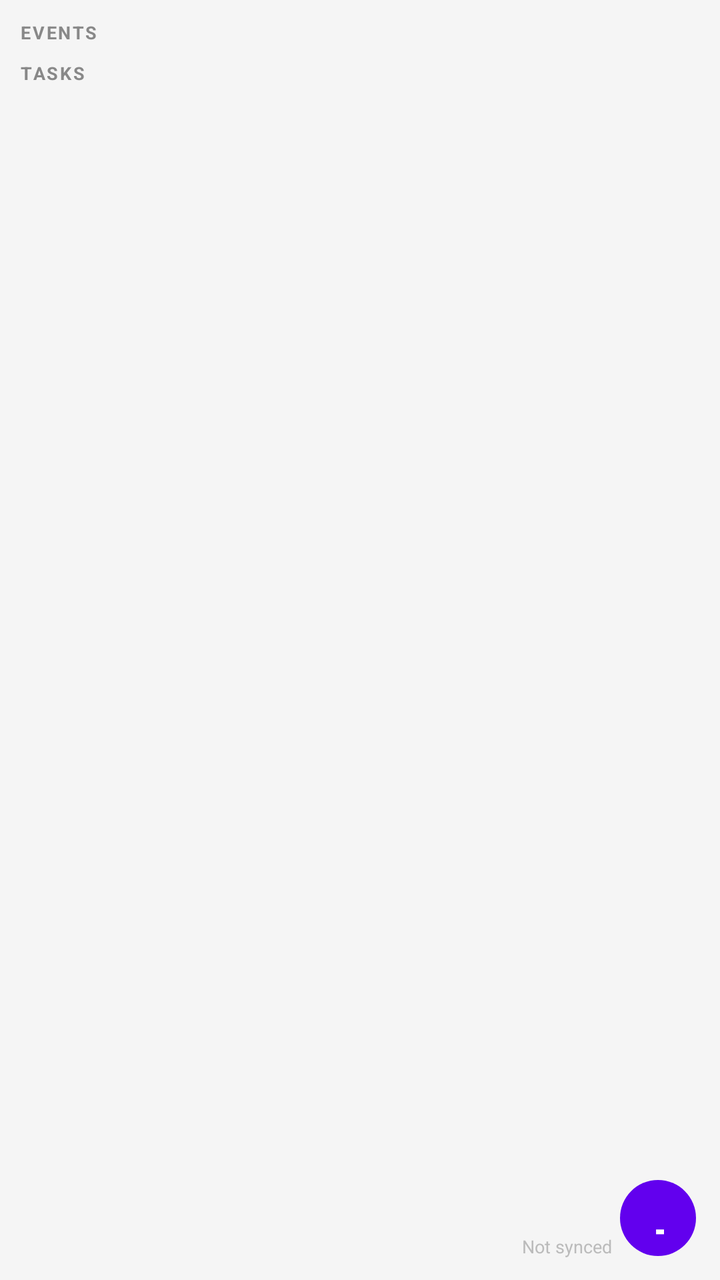
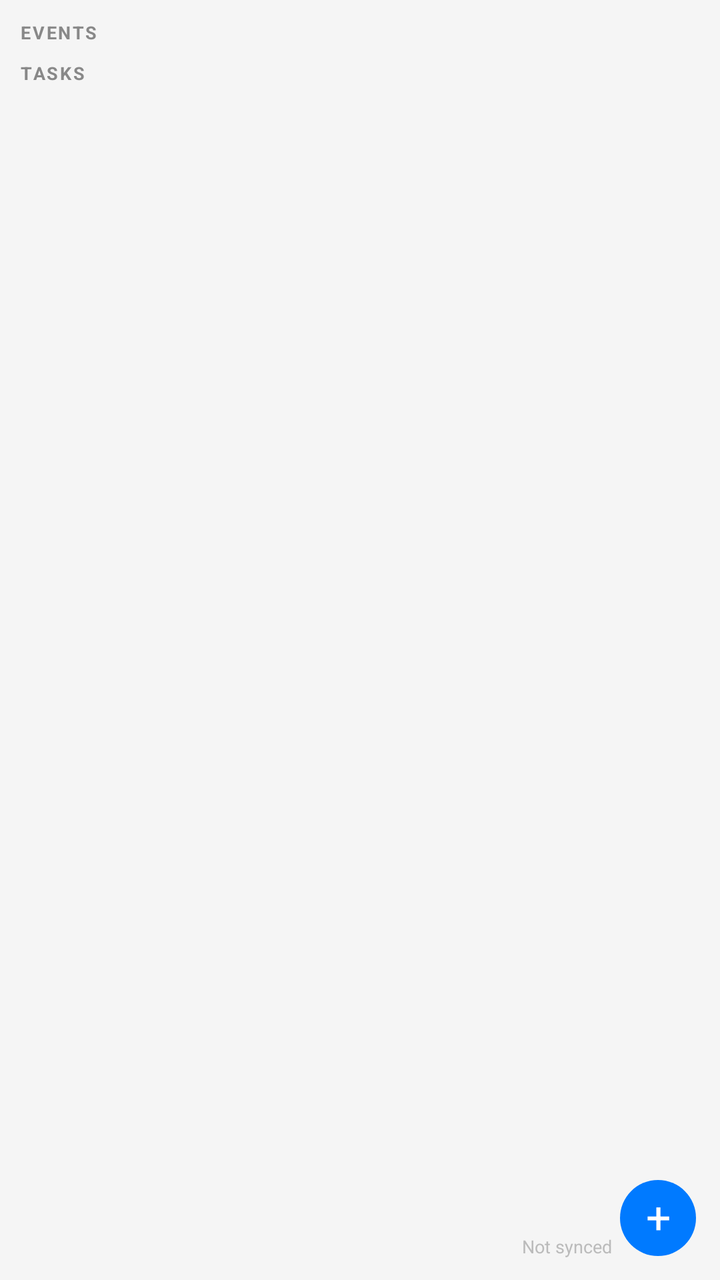

Before-and-after screenshots of an Android layout around one commit, followed by the original layout XML and the change that was made.
<!-- AndroidManifest.xml: fallback theme Theme.MaterialComponents.DayNight.NoActionBar -->
<!-- res/layout/widget_dashboard.xml -->
<?xml version="1.0" encoding="utf-8"?>
<RelativeLayout
    xmlns:android="http://schemas.android.com/apk/res/android"
    android:layout_width="match_parent"
    android:layout_height="match_parent"
    android:padding="10dp"
    android:background="#F5F5F5">

    
    <LinearLayout
        android:id="@+id/widget_content"
        android:layout_width="match_parent"
        android:layout_height="match_parent"
        android:orientation="vertical">

        
        <TextView
            android:id="@+id/widget_events_header"
            android:layout_width="match_parent"
            android:layout_height="wrap_content"
            android:text="EVENTS"
            android:textSize="9sp"
            android:textStyle="bold"
            android:textColor="#888888"
            android:letterSpacing="0.1"
            android:layout_marginBottom="2dp" />

        <TextView
            android:id="@+id/widget_event_1"
            android:layout_width="match_parent"
            android:layout_height="wrap_content"
            android:text=""
            android:textSize="11sp"
            android:textColor="#222222"
            android:maxLines="1"
            android:ellipsize="end"
            android:layout_marginBottom="1dp"
            android:visibility="gone" />

        <TextView
            android:id="@+id/widget_event_2"
            android:layout_width="match_parent"
            android:layout_height="wrap_content"
            android:text=""
            android:textSize="11sp"
            android:textColor="#222222"
            android:maxLines="1"
            android:ellipsize="end"
            android:layout_marginBottom="1dp"
            android:visibility="gone" />

        <TextView
            android:id="@+id/widget_event_3"
            android:layout_width="match_parent"
            android:layout_height="wrap_content"
            android:text=""
            android:textSize="11sp"
            android:textColor="#222222"
            android:maxLines="1"
            android:ellipsize="end"
            android:layout_marginBottom="1dp"
            android:visibility="gone" />

        <TextView
            android:id="@+id/widget_events_empty"
            android:layout_width="match_parent"
            android:layout_height="wrap_content"
            android:text="No upcoming events"
            android:textSize="11sp"
            android:textColor="#AAAAAA"
            android:layout_marginBottom="1dp"
            android:visibility="gone" />

        
        <TextView
            android:id="@+id/widget_tasks_header"
            android:layout_width="match_parent"
            android:layout_height="wrap_content"
            android:text="TASKS"
            android:textSize="9sp"
            android:textStyle="bold"
            android:textColor="#888888"
            android:letterSpacing="0.1"
            android:layout_marginTop="6dp"
            android:layout_marginBottom="2dp" />

        <TextView
            android:id="@+id/widget_task_1"
            android:layout_width="match_parent"
            android:layout_height="wrap_content"
            android:text=""
            android:textSize="11sp"
            android:textColor="#222222"
            android:maxLines="1"
            android:ellipsize="end"
            android:layout_marginBottom="1dp"
            android:visibility="gone" />

        <TextView
            android:id="@+id/widget_task_2"
            android:layout_width="match_parent"
            android:layout_height="wrap_content"
            android:text=""
            android:textSize="11sp"
            android:textColor="#222222"
            android:maxLines="1"
            android:ellipsize="end"
            android:layout_marginBottom="1dp"
            android:visibility="gone" />

        <TextView
            android:id="@+id/widget_task_3"
            android:layout_width="match_parent"
            android:layout_height="wrap_content"
            android:text=""
            android:textSize="11sp"
            android:textColor="#222222"
            android:maxLines="1"
            android:ellipsize="end"
            android:layout_marginBottom="1dp"
            android:visibility="gone" />

        <TextView
            android:id="@+id/widget_tasks_empty"
            android:layout_width="match_parent"
            android:layout_height="wrap_content"
            android:text="No pending tasks"
            android:textSize="11sp"
            android:textColor="#AAAAAA"
            android:layout_marginBottom="1dp"
            android:visibility="gone" />

        
        <View
            android:layout_width="match_parent"
            android:layout_height="0dp"
            android:layout_weight="1" />

        
        <LinearLayout
            android:layout_width="match_parent"
            android:layout_height="wrap_content"
            android:orientation="horizontal"
            android:gravity="center_vertical">

            <TextView
                android:id="@+id/widget_issues_label"
                android:layout_width="0dp"
                android:layout_height="wrap_content"
                android:layout_weight="1"
                android:text=""
                android:textSize="10sp"
                android:textColor="#9C27B0" />

            <TextView
                android:id="@+id/widget_last_sync"
                android:layout_width="wrap_content"
                android:layout_height="wrap_content"
                android:text="Not synced"
                android:textSize="9sp"
                android:textColor="#BBBBBB"
                android:layout_marginEnd="44dp" />

        </LinearLayout>
    </LinearLayout>

    
    <Button
        android:id="@+id/widget_fab"
        android:layout_width="38dp"
        android:layout_height="38dp"
        android:layout_alignParentBottom="true"
        android:layout_alignParentEnd="true"
        android:layout_marginBottom="2dp"
        android:layout_marginEnd="2dp"
        android:text="+"
        android:textSize="22sp"
        android:textColor="#FFFFFF"
        android:background="@drawable/fab_background"
        android:paddingBottom="2dp"
        android:stateListAnimator="@null" />

</RelativeLayout>
<!-- resources referenced by this layout -->
<resources>
  <!-- drawable fab_background (drawable) -->
  <?xml version="1.0" encoding="utf-8"?>
  <shape xmlns:android="http://schemas.android.com/apk/res/android"
      android:shape="oval">
      <solid android:color="#007AFF" />
  </shape>
</resources>

<!-- the commit's change to res/layout/widget_dashboard.xml (unified diff, before → after) -->
@@ -131,7 +131,7 @@
             android:visibility="gone" />
 
         
-        <View
+        <LinearLayout
             android:layout_width="match_parent"
             android:layout_height="0dp"
             android:layout_weight="1" />
@@ -165,7 +165,7 @@
     </LinearLayout>
 
     
-    <Button
+    <TextView
         android:id="@+id/widget_fab"
         android:layout_width="38dp"
         android:layout_height="38dp"
@@ -177,7 +177,7 @@
         android:textSize="22sp"
         android:textColor="#FFFFFF"
         android:background="@drawable/fab_background"
-        android:paddingBottom="2dp"
-        android:stateListAnimator="@null" />
+        android:gravity="center"
+        android:paddingBottom="2dp" />
 
 </RelativeLayout>
